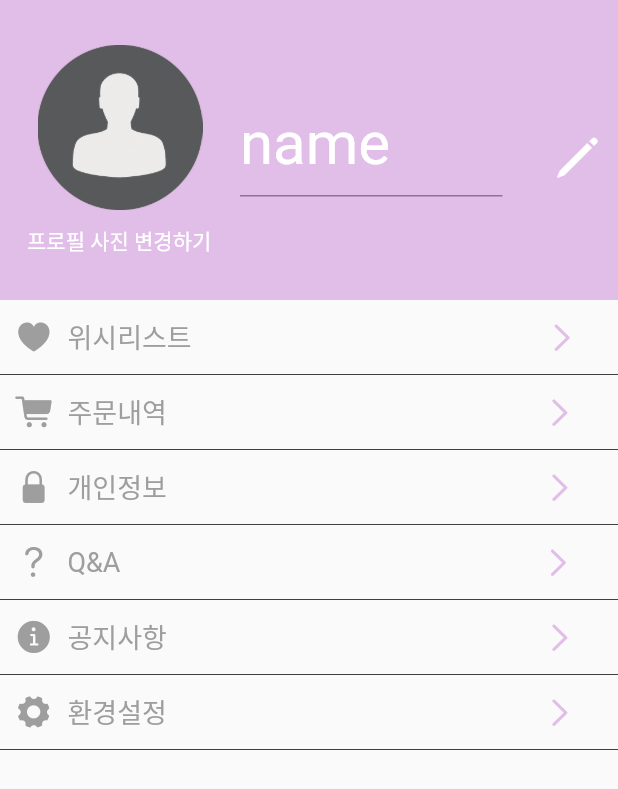
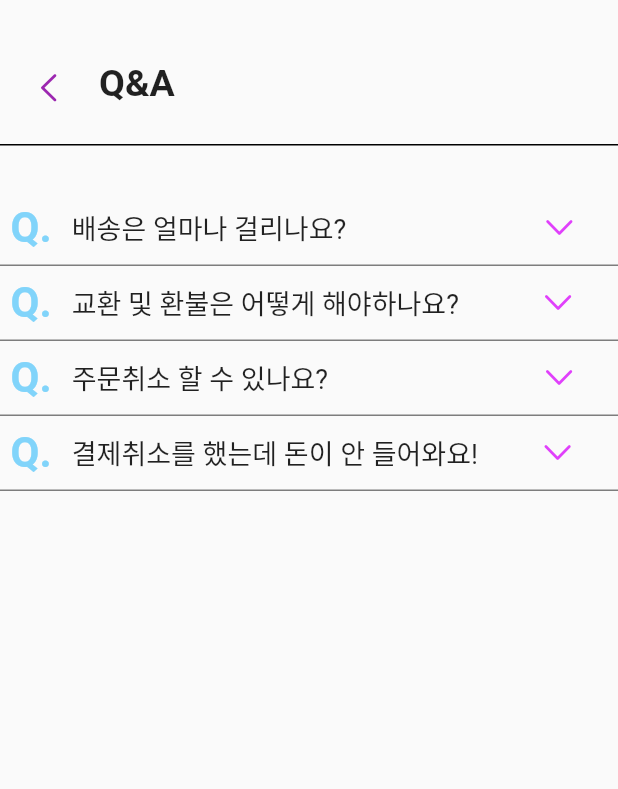
Before and after one commit to Kim-jaeyeon/sampleapp2, a Flutter app: the myPage screen opened directly, after a tap on "Q&A", on a phone screen of 412 x 824 dp. Shown: the top 789 px of the screen. Run offline on Flutter 3.47's test engine with Material 2 defaults, Android fonts, the phone set to English and light mode, and no system bars; our stand-ins replace carousel_slider, cloud_firestore, convex_bottom_bar, firebase_core, flutter_native_splash, get and 2 more; missing offline and left inert: flutter_inappwebview; accounts and stored records are empty.

Commit message:
create QNA page
literally!

```diff
--- a/lib/cameraPage.dart
+++ b/lib/cameraPage.dart
@@ -12,11 +12,11 @@ class cameraPage extends StatefulWidget {
 }
 
 class _cameraPageState extends State<cameraPage> {
-  File _image=File('/document/image:19');
+  File _image=File('assets/me.png');
 
   @override
   void initState(){
-    getImage(ImageSource.gallery);
+    getImage(ImageSource.camera);
     super.initState();
   }
 
@@ -38,19 +38,21 @@ class _cameraPageState extends State<cameraPage> {
 
   Widget showImg(){
     if(_image==null){
+      print('null!!!!!!!!!!');
       return Container();
     }
     else{
+      print('yeaH!!!!!!!!!${_image.toString()}');
       return Image.file(_image,width: 200,height: 200,);
     }
   }
 
   Future getImage(ImageSource imageSource)async{
     var image=await ImagePicker.platform.pickImage(source: imageSource);
-
     setState((){
-      _image=image as File;
+      _image=File(image!.path);
     });
+    print('!!!!!!!!!!!!!!!!!${_image.toString()}');
   }
 
 
--- a/lib/myPage.dart
+++ b/lib/myPage.dart
@@ -4,6 +4,7 @@ import 'package:flutter/material.dart';
 import 'package:google_fonts/google_fonts.dart';
 import 'package:sampleapp2/orderedlist.dart';
 import 'package:sampleapp2/personal_info.dart';
+import 'package:sampleapp2/qna.dart';
 import 'package:sampleapp2/wishlist.dart';
 import 'package:sampleapp2/information/Person.dart';
 import 'package:get/get.dart';
@@ -267,7 +268,9 @@ class _myPageState extends State<myPage> {
               )),
         ),
         InkWell(
-          onTap: () {},
+          onTap: () {
+            Navigator.push(context, CupertinoPageRoute(builder: (context)=>qna()));
+          },
           child: Container(
               decoration: BoxDecoration(
                 border: Border(bottom: BorderSide(width: 0.5)),
--- /dev/null
+++ b/lib/qna.dart
@@ -0,0 +1,132 @@
+import 'package:flutter/material.dart';
+import 'package:flutter/Cupertino.dart';
+
+class qna extends StatefulWidget {
+  const qna({Key? key}) : super(key: key);
+
+  @override
+  State<qna> createState() => _qnaState();
+}
+
+class _qnaState extends State<qna> {
+  @override
+  Widget build(BuildContext context) {
+    return Scaffold(
+        body: ListView(
+      children: <Widget>[
+        qnaTop(),
+        qnaMiddle(),
+      ],
+    ));
+  }
+
+  @override
+  Widget qnaTop() {
+    return Column(
+      children: <Widget>[
+        SizedBox(
+          height: 30,
+        ),
+        Row(
+          children: [
+            CupertinoButton(
+                child: Icon(
+                  CupertinoIcons.left_chevron,
+                  size: 25,
+                ),
+                onPressed: () {
+                  Navigator.pop(context);
+                }),
+            Padding(
+              padding: EdgeInsets.only(left: 1, bottom: 6),
+              child: Text(
+                'Q&A',
+                style: TextStyle(fontSize: 25, fontWeight: FontWeight.bold),
+              ),
+            ),
+          ],
+        ),
+        Container(
+          height: 10,
+          decoration: BoxDecoration(border: Border(bottom: BorderSide(width: 1))),
+        ),
+        SizedBox(
+          height: 30,
+        )
+      ],
+    );
+  }
+
+  @override
+  Widget qnaMiddle() {
+    return Expanded(
+        child: Container(
+          height: 750,
+          child: Column(
+            children: <Widget>[
+              InkWell(
+                onTap: (){},
+                child: Container(
+                  decoration: BoxDecoration(
+                    border: Border(bottom: BorderSide(width: 0.5)),
+                  ),
+                  height: 50,
+                  child: Row(
+                    children: [Text(' Q.',style: TextStyle(color: Colors.lightBlue[200],fontSize: 28,fontWeight: FontWeight.bold),),
+                    Text('   배송은 얼마나 걸리나요?',style: TextStyle(fontSize: 18),),
+                    SizedBox(width: 130,),
+                    Icon(CupertinoIcons.chevron_down,color: Colors.purpleAccent[200],)],
+                  ),
+                ),
+              ),
+              InkWell(
+                onTap: (){},
+                child: Container(
+                  decoration: BoxDecoration(
+                    border: Border(bottom: BorderSide(width: 0.5)),
+                  ),
+                  height: 50,
+                  child: Row(
+                    children: [Text(' Q.',style: TextStyle(color: Colors.lightBlue[200],fontSize: 28,fontWeight: FontWeight.bold),),
+                      Text('   교환 및 환불은 어떻게 해야하나요?',style: TextStyle(fontSize: 18),),
+                      SizedBox(width: 54,),
+                      Icon(CupertinoIcons.chevron_down,color: Colors.purpleAccent[200],)],
+                  ),
+                ),
+              ),
+              InkWell(
+                onTap: (){},
+                child: Container(
+                  decoration: BoxDecoration(
+                    border: Border(bottom: BorderSide(width: 0.5)),
+                  ),
+                  height: 50,
+                  child: Row(
+                    children: [Text(' Q.',style: TextStyle(color: Colors.lightBlue[200],fontSize: 28,fontWeight: FontWeight.bold),),
+                      Text('   주문취소 할 수 있나요?',style: TextStyle(fontSize: 18),),
+                      SizedBox(width: 142,),
+                      Icon(CupertinoIcons.chevron_down,color: Colors.purpleAccent[200],)],
+                  ),
+                ),
+              ),
+              InkWell(
+                onTap: (){},
+                child: Container(
+                  decoration: BoxDecoration(
+                    border: Border(bottom: BorderSide(width: 0.5)),
+                  ),
+                  height: 50,
+                  child: Row(
+                    children: [Text(' Q.',style: TextStyle(color: Colors.lightBlue[200],fontSize: 28,fontWeight: FontWeight.bold),),
+                      Text('   결제취소를 했는데 돈이 안 들어와요!',style: TextStyle(fontSize: 18),),
+                      SizedBox(width: 41,),
+                      Icon(CupertinoIcons.chevron_down,color: Colors.purpleAccent[200],)],
+                  ),
+                ),
+              ),
+
+            ],
+          ),
+    ));
+  }
+}
```
